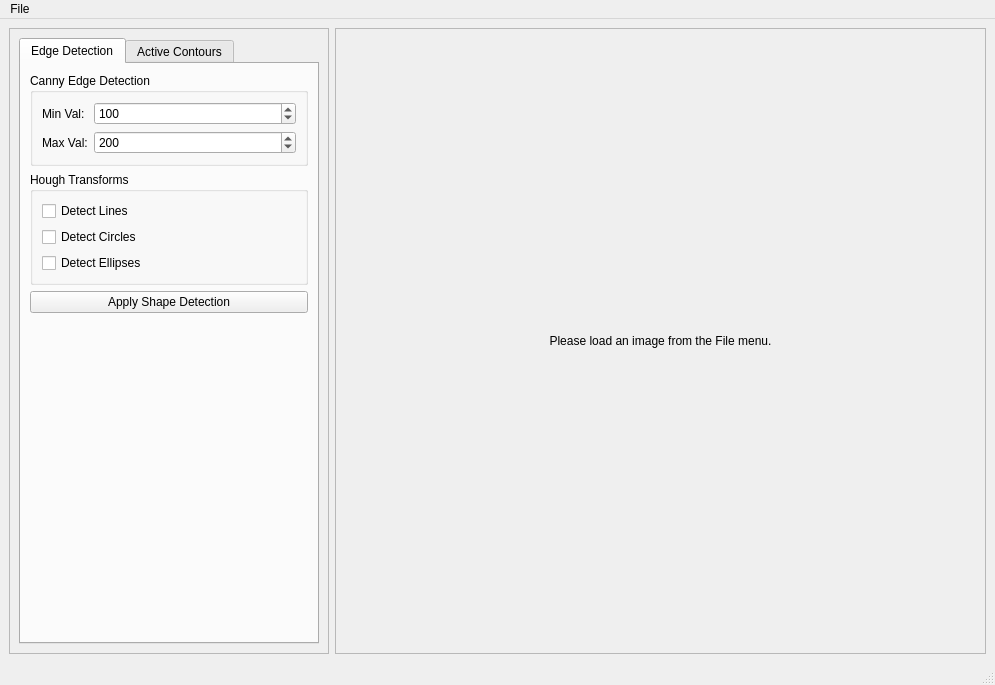
Old version of the form views/main_window.ui in the repository Amr2054/Task_2_CV.
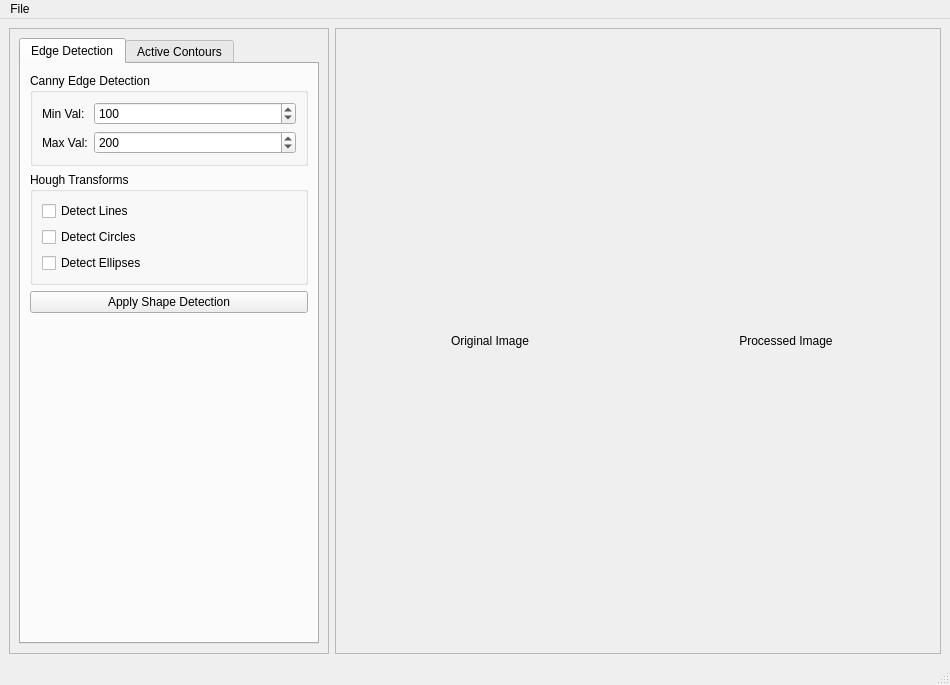
New version of the form.

Commit message: Added double view for image visualization

```diff
--- a/views/main_window.ui
+++ b/views/main_window.ui
@@ -6,7 +6,7 @@
    <rect>
     <x>0</x>
     <y>0</y>
-    <width>995</width>
+    <width>950</width>
     <height>685</height>
    </rect>
   </property>
@@ -156,15 +156,25 @@
         <rect>
          <x>0</x>
          <y>0</y>
-         <width>649</width>
+         <width>604</width>
          <height>619</height>
         </rect>
        </property>
-       <layout class="QVBoxLayout" name="verticalLayout_6">
+       <layout class="QHBoxLayout" name="horizontalLayout_2">
         <item>
-         <widget class="QLabel" name="imageCanvas">
+         <widget class="QLabel" name="lblOriginal">
           <property name="text">
-           <string>Please load an image from the File menu.</string>
+           <string>Original Image</string>
+          </property>
+          <property name="alignment">
+           <set>Qt::AlignmentFlag::AlignCenter</set>
+          </property>
+         </widget>
+        </item>
+        <item>
+         <widget class="QLabel" name="lblProcessed">
+          <property name="text">
+           <string>Processed Image</string>
           </property>
           <property name="alignment">
            <set>Qt::AlignmentFlag::AlignCenter</set>
@@ -182,7 +192,7 @@
     <rect>
      <x>0</x>
      <y>0</y>
-     <width>995</width>
+     <width>950</width>
      <height>23</height>
     </rect>
    </property>
```
The commit also changes 2 other files.
